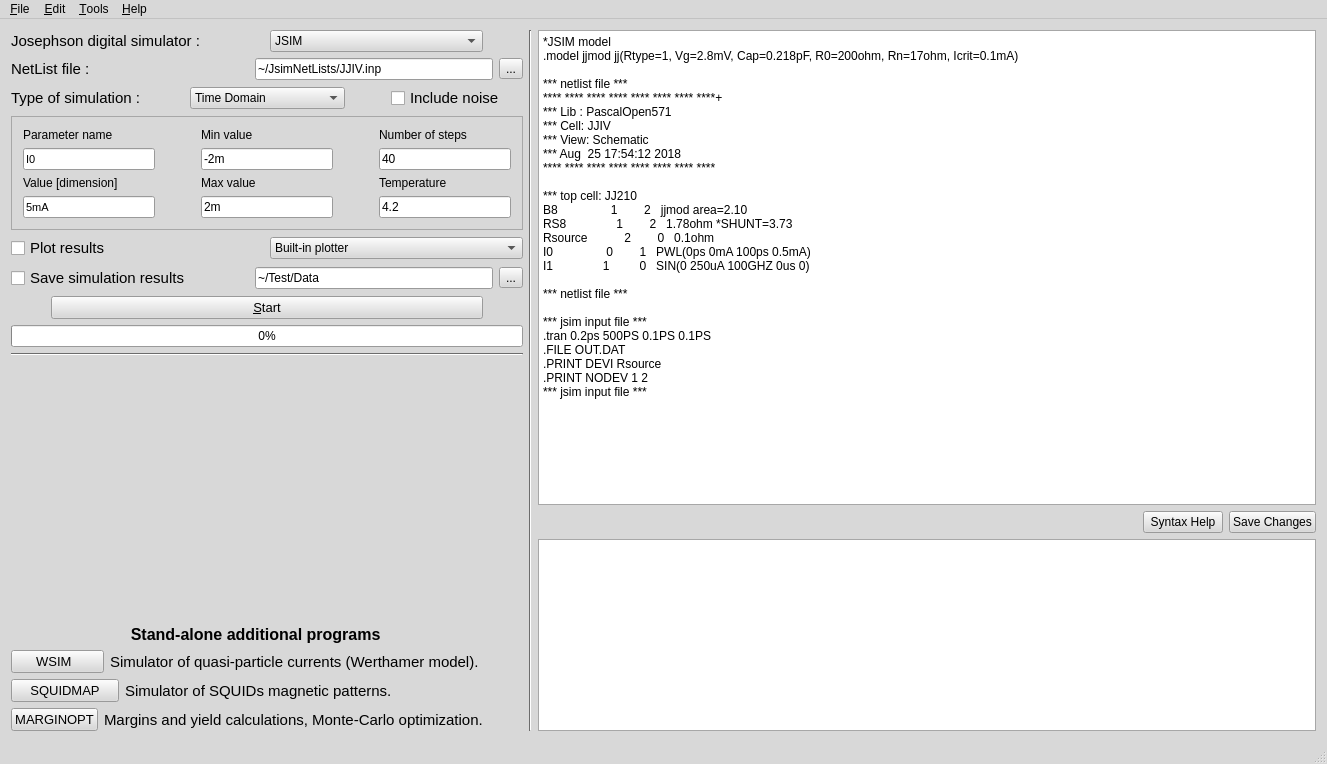
Qt form mainwindow.ui (SasanRazm/JOINUS) before a commit.
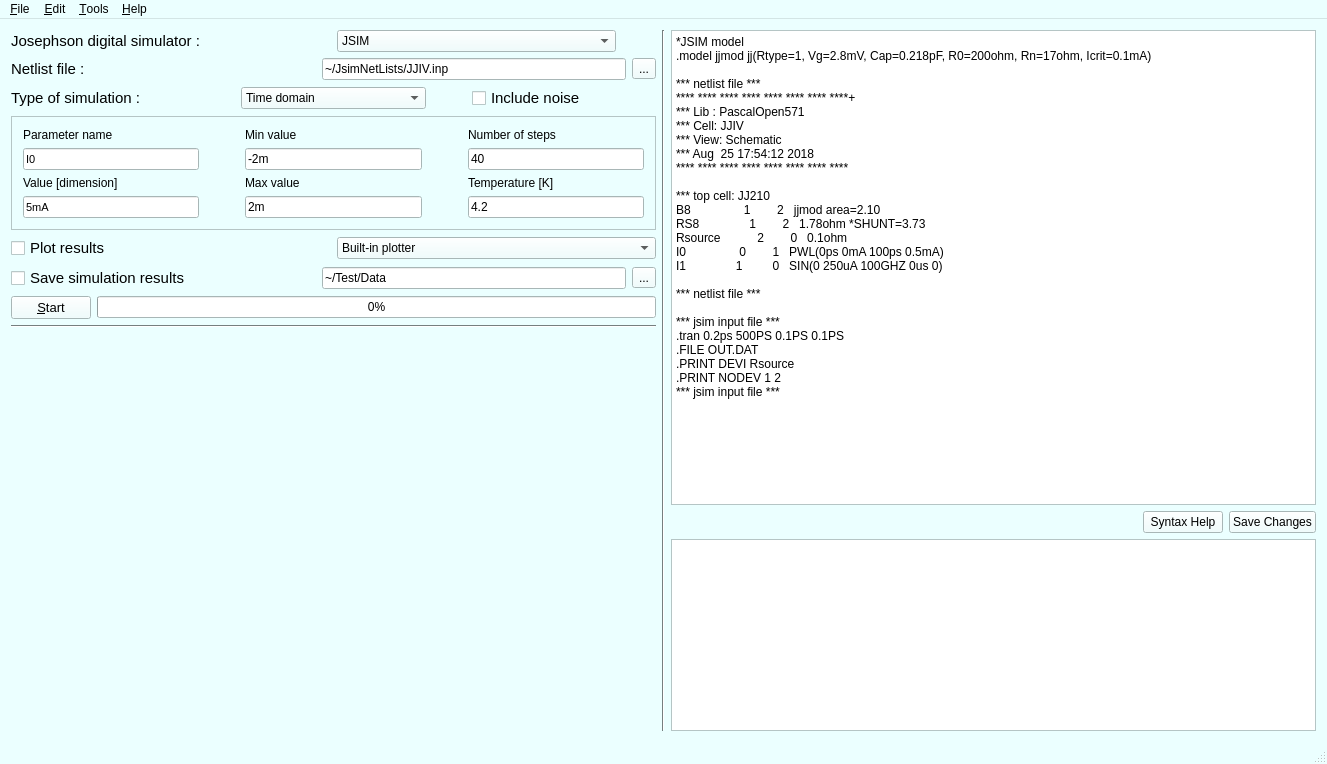
The same form after that commit.

What changed in the file:
```diff
--- a/mainwindow.ui
+++ b/mainwindow.ui
@@ -40,9 +40,9 @@
      <colorrole role="Button">
       <brush brushstyle="SolidPattern">
        <color alpha="255">
-        <red>216</red>
-        <green>216</green>
-        <blue>216</blue>
+        <red>235</red>
+        <green>255</green>
+        <blue>255</blue>
        </color>
       </brush>
      </colorrole>
@@ -58,27 +58,27 @@
      <colorrole role="Midlight">
       <brush brushstyle="SolidPattern">
        <color alpha="255">
-        <red>235</red>
-        <green>235</green>
-        <blue>235</blue>
+        <red>245</red>
+        <green>255</green>
+        <blue>255</blue>
        </color>
       </brush>
      </colorrole>
      <colorrole role="Dark">
       <brush brushstyle="SolidPattern">
        <color alpha="255">
-        <red>108</red>
-        <green>108</green>
-        <blue>108</blue>
+        <red>117</red>
+        <green>127</green>
+        <blue>127</blue>
        </color>
       </brush>
      </colorrole>
      <colorrole role="Mid">
       <brush brushstyle="SolidPattern">
        <color alpha="255">
-        <red>144</red>
-        <green>144</green>
-        <blue>144</blue>
+        <red>157</red>
+        <green>170</green>
+        <blue>170</blue>
        </color>
       </brush>
      </colorrole>
@@ -121,9 +121,9 @@
      <colorrole role="Window">
       <brush brushstyle="SolidPattern">
        <color alpha="255">
-        <red>216</red>
-        <green>216</green>
-        <blue>216</blue>
+        <red>235</red>
+        <green>255</green>
+        <blue>255</blue>
        </color>
       </brush>
      </colorrole>
@@ -139,9 +139,9 @@
      <colorrole role="AlternateBase">
       <brush brushstyle="SolidPattern">
        <color alpha="255">
-        <red>235</red>
-        <green>235</green>
-        <blue>235</blue>
+        <red>245</red>
+        <green>255</green>
+        <blue>255</blue>
        </color>
       </brush>
      </colorrole>
@@ -177,9 +177,9 @@
      <colorrole role="Button">
       <brush brushstyle="SolidPattern">
        <color alpha="255">
-        <red>216</red>
-        <green>216</green>
-        <blue>216</blue>
+        <red>235</red>
+        <green>255</green>
+        <blue>255</blue>
        </color>
       </brush>
      </colorrole>
@@ -195,27 +195,27 @@
      <colorrole role="Midlight">
       <brush brushstyle="SolidPattern">
        <color alpha="255">
-        <red>235</red>
-        <green>235</green>
-        <blue>235</blue>
+        <red>245</red>
+        <green>255</green>
+        <blue>255</blue>
        </color>
       </brush>
      </colorrole>
      <colorrole role="Dark">
       <brush brushstyle="SolidPattern">
        <color alpha="255">
-        <red>108</red>
-        <green>108</green>
-        <blue>108</blue>
+        <red>117</red>
+        <green>127</green>
+        <blue>127</blue>
        </color>
       </brush>
      </colorrole>
      <colorrole role="Mid">
       <brush brushstyle="SolidPattern">
        <color alpha="255">
-        <red>144</red>
-        <green>144</green>
-        <blue>144</blue>
+        <red>157</red>
+        <green>170</green>
+        <blue>170</blue>
        </color>
       </brush>
      </colorrole>
@@ -258,9 +258,9 @@
      <colorrole role="Window">
       <brush brushstyle="SolidPattern">
        <color alpha="255">
-        <red>216</red>
-        <green>216</green>
-        <blue>216</blue>
+        <red>235</red>
+        <green>255</green>
+        <blue>255</blue>
        </color>
       </brush>
      </colorrole>
@@ -276,9 +276,9 @@
      <colorrole role="AlternateBase">
       <brush brushstyle="SolidPattern">
        <color alpha="255">
-        <red>235</red>
-        <green>235</green>
-        <blue>235</blue>
+        <red>245</red>
+        <green>255</green>
+        <blue>255</blue>
        </color>
       </brush>
      </colorrole>
@@ -305,18 +305,18 @@
      <colorrole role="WindowText">
       <brush brushstyle="SolidPattern">
        <color alpha="255">
-        <red>108</red>
-        <green>108</green>
-        <blue>108</blue>
+        <red>117</red>
+        <green>127</green>
+        <blue>127</blue>
        </color>
       </brush>
      </colorrole>
      <colorrole role="Button">
       <brush brushstyle="SolidPattern">
        <color alpha="255">
-        <red>216</red>
-        <green>216</green>
-        <blue>216</blue>
+        <red>235</red>
+        <green>255</green>
+        <blue>255</blue>
        </color>
       </brush>
      </colorrole>
@@ -332,36 +332,36 @@
      <colorrole role="Midlight">
       <brush brushstyle="SolidPattern">
        <color alpha="255">
-        <red>235</red>
-        <green>235</green>
-        <blue>235</blue>
+        <red>245</red>
+        <green>255</green>
+        <blue>255</blue>
        </color>
       </brush>
      </colorrole>
      <colorrole role="Dark">
       <brush brushstyle="SolidPattern">
        <color alpha="255">
-        <red>108</red>
-        <green>108</green>
-        <blue>108</blue>
+        <red>117</red>
+        <green>127</green>
+        <blue>127</blue>
        </color>
       </brush>
      </colorrole>
      <colorrole role="Mid">
       <brush brushstyle="SolidPattern">
        <color alpha="255">
-        <red>144</red>
-        <green>144</green>
-        <blue>144</blue>
+        <red>157</red>
+        <green>170</green>
+        <blue>170</blue>
        </color>
       </brush>
      </colorrole>
      <colorrole role="Text">
       <brush brushstyle="SolidPattern">
        <color alpha="255">
-        <red>108</red>
-        <green>108</green>
-        <blue>108</blue>
+        <red>117</red>
+        <green>127</green>
+        <blue>127</blue>
        </color>
       </brush>
      </colorrole>
@@ -377,27 +377,27 @@
      <colorrole role="ButtonText">
       <brush brushstyle="SolidPattern">
        <color alpha="255">
-        <red>108</red>
-        <green>108</green>
-        <blue>108</blue>
+        <red>117</red>
+        <green>127</green>
+        <blue>127</blue>
        </color>
       </brush>
      </colorrole>
      <colorrole role="Base">
       <brush brushstyle="SolidPattern">
        <color alpha="255">
-        <red>216</red>
-        <green>216</green>
-        <blue>216</blue>
+        <red>235</red>
+        <green>255</green>
+        <blue>255</blue>
        </color>
       </brush>
      </colorrole>
      <colorrole role="Window">
       <brush brushstyle="SolidPattern">
        <color alpha="255">
-        <red>216</red>
-        <green>216</green>
-        <blue>216</blue>
+        <red>235</red>
+        <green>255</green>
+        <blue>255</blue>
        </color>
       </brush>
      </colorrole>
@@ -413,9 +413,9 @@
      <colorrole role="AlternateBase">
       <brush brushstyle="SolidPattern">
        <color alpha="255">
-        <red>216</red>
-        <green>216</green>
-        <blue>216</blue>
+        <red>235</red>
+        <green>255</green>
+        <blue>255</blue>
        </color>
       </brush>
      </colorrole>
@@ -545,7 +545,7 @@
                </font>
               </property>
               <property name="text">
-               <string>NetList file :</string>
+               <string>Netlist file :</string>
               </property>
              </widget>
             </item>
@@ -622,7 +622,7 @@
               </property>
               <item>
                <property name="text">
-                <string>Time Domain</string>
+                <string>Time domain</string>
                </property>
               </item>
               <item>
@@ -921,7 +921,7 @@
                     </font>
                    </property>
                    <property name="text">
-                    <string>Temperature</string>
+                    <string>Temperature [K]</string>
                    </property>
                   </widget>
                  </item>
@@ -1040,24 +1040,14 @@
           </item>
           <item>
            <layout class="QHBoxLayout" name="horizontalLayout_12">
-            <item>
-             <spacer name="horizontalSpacer_13">
-              <property name="orientation">
-               <enum>Qt::Horizontal</enum>
-              </property>
-              <property name="sizeType">
-               <enum>QSizePolicy::Minimum</enum>
-              </property>
-              <property name="sizeHint" stdset="0">
-               <size>
-                <width>40</width>
-                <height>20</height>
-               </size>
-              </property>
-             </spacer>
-            </item>
             <item>
              <widget class="QPushButton" name="StartPushButton">
+              <property name="sizePolicy">
+               <sizepolicy hsizetype="Minimum" vsizetype="Fixed">
+                <horstretch>0</horstretch>
+                <verstretch>0</verstretch>
+               </sizepolicy>
+              </property>
               <property name="font">
                <font>
                 <pointsize>10</pointsize>
@@ -1072,42 +1062,26 @@
              </widget>
             </item>
             <item>
-             <spacer name="horizontalSpacer_14">
-              <property name="orientation">
-               <enum>Qt::Horizontal</enum>
+             <widget class="QProgressBar" name="ProgressBar">
+              <property name="sizePolicy">
+               <sizepolicy hsizetype="Expanding" vsizetype="Fixed">
+                <horstretch>0</horstretch>
+                <verstretch>0</verstretch>
+               </sizepolicy>
               </property>
-              <property name="sizeType">
-               <enum>QSizePolicy::Minimum</enum>
+              <property name="toolTip">
+               <string>Shows the progress of the simulation</string>
               </property>
-              <property name="sizeHint" stdset="0">
-               <size>
-                <width>40</width>
-                <height>20</height>
-               </size>
+              <property name="statusTip">
+               <string>Progress of Your Simulation, Be Patient!</string>
               </property>
-             </spacer>
+              <property name="value">
+               <number>0</number>
+              </property>
+             </widget>
             </item>
            </layout>
           </item>
-          <item>
-           <widget class="QProgressBar" name="ProgressBar">
-            <property name="sizePolicy">
-             <sizepolicy hsizetype="Preferred" vsizetype="Fixed">
-              <horstretch>0</horstretch>
-              <verstretch>0</verstretch>
-             </sizepolicy>
-            </property>
-            <property name="toolTip">
-             <string>Shows the progress of the simulation</string>
-            </property>
-            <property name="statusTip">
-             <string>Progress of Your Simulation, Be Patient!</string>
-            </property>
-            <property name="value">
-             <number>0</number>
-            </property>
-           </widget>
-          </item>
          </layout>
         </item>
         <item>
@@ -1130,200 +1104,6 @@
           </property>
          </spacer>
         </item>
-        <item>
-         <widget class="QLabel" name="label_13">
-          <property name="font">
-           <font>
-            <pointsize>12</pointsize>
-            <weight>75</weight>
-            <bold>true</bold>
-           </font>
-          </property>
-          <property name="text">
-           <string>                           Stand-alone additional programs</string>
-          </property>
-         </widget>
-        </item>
-        <item>
-         <layout class="QVBoxLayout" name="verticalLayout_8">
-          <item>
-           <layout class="QVBoxLayout" name="verticalLayout_5">
-            <item>
-             <layout class="QHBoxLayout" name="horizontalLayout_10">
-              <item>
-               <widget class="QPushButton" name="WSIMPushBottun">
-                <property name="font">
-                 <font>
-                  <pointsize>10</pointsize>
-                 </font>
-                </property>
-                <property name="toolTip">
-                 <string>Werthamer model simulator program.</string>
-                </property>
-                <property name="text">
-                 <string>    WSIM      </string>
-                </property>
-               </widget>
-              </item>
-              <item>
-               <widget class="QLabel" name="label_4">
-                <property name="sizePolicy">
-                 <sizepolicy hsizetype="Minimum" vsizetype="Minimum">
-                  <horstretch>0</horstretch>
-                  <verstretch>0</verstretch>
-                 </sizepolicy>
-                </property>
-                <property name="font">
-                 <font>
-                  <pointsize>11</pointsize>
-                 </font>
-                </property>
-                <property name="text">
-                 <string>Simulator of quasi-particle currents (Werthamer model). </string>
-                </property>
-               </widget>
-              </item>
-              <item>
-               <spacer name="horizontalSpacer_8">
-                <property name="orientation">
-                 <enum>Qt::Horizontal</enum>
-                </property>
-                <property name="sizeType">
-                 <enum>QSizePolicy::Preferred</enum>
-                </property>
-                <property name="sizeHint" stdset="0">
-                 <size>
-                  <width>40</width>
-                  <height>20</height>
-                 </size>
-                </property>
-               </spacer>
-              </item>
-             </layout>
-            </item>
-            <item>
-             <layout class="QHBoxLayout" name="horizontalLayout_9">
-              <item>
-               <widget class="QPushButton" name="SQUIDPushBottun">
-                <property name="sizePolicy">
-                 <sizepolicy hsizetype="Minimum" vsizetype="Fixed">
-                  <horstretch>0</horstretch>
-                  <verstretch>0</verstretch>
-                 </sizepolicy>
-                </property>
-                <property name="font">
-                 <font>
-                  <pointsize>10</pointsize>
-                 </font>
-                </property>
-                <property name="toolTip">
-                 <string>Magnetic patterns of the SQUID simulator.</string>
-                </property>
-                <property name="text">
-                 <string>SQUIDMAP</string>
-                </property>
-               </widget>
-              </item>
-              <item>
-               <widget class="QLabel" name="label_5">
-                <property name="sizePolicy">
-                 <sizepolicy hsizetype="Minimum" vsizetype="Minimum">
-                  <horstretch>0</horstretch>
-                  <verstretch>0</verstretch>
-                 </sizepolicy>
-                </property>
-                <property name="font">
-                 <font>
-                  <pointsize>11</pointsize>
-                 </font>
-                </property>
-                <property name="text">
-                 <string>Simulator of SQUIDs magnetic patterns.                      </string>
-                </property>
-               </widget>
-              </item>
-              <item>
-               <spacer name="horizontalSpacer_10">
-                <property name="orientation">
-                 <enum>Qt::Horizontal</enum>
-                </property>
-                <property name="sizeType">
-                 <enum>QSizePolicy::Preferred</enum>
-                </property>
-                <property name="sizeHint" stdset="0">
-                 <size>
-                  <width>40</width>
-                  <height>20</height>
-                 </size>
-                </property>
-               </spacer>
-              </item>
-             </layout>
-            </item>
-           </layout>
-          </item>
-          <item>
-           <layout class="QVBoxLayout" name="verticalLayout_6">
-            <item>
-             <layout class="QHBoxLayout" name="horizontalLayout_11">
-              <item>
-               <widget class="QPushButton" name="AmbPushBottun">
-                <property name="font">
-                 <font>
-                  <pointsize>10</pointsize>
-                 </font>
-                </property>
-                <property name="toolTip">
-                 <string>Monte Carlo optimizer and bias margin calculations.</string>
-                </property>
-                <property name="statusTip">
-                 <string>Monte Carlo Optimization of the given netlist, with same syntax as Auto5.</string>
-                </property>
-                <property name="text">
-                 <string>MARGINOPT</string>
-                </property>
-               </widget>
-              </item>
-              <item>
-               <widget class="QLabel" name="label_6">
-                <property name="sizePolicy">
-                 <sizepolicy hsizetype="Minimum" vsizetype="Minimum">
-                  <horstretch>0</horstretch>
-                  <verstretch>0</verstretch>
-                 </sizepolicy>
-                </property>
-                <property name="font">
-                 <font>
-                  <pointsize>11</pointsize>
-                 </font>
-                </property>
-                <property name="text">
-                 <string>Margins and yield calculations, Monte-Carlo optimization.</string>
-                </property>
-               </widget>
-              </item>
-              <item>
-               <spacer name="horizontalSpacer_12">
-                <property name="orientation">
-                 <enum>Qt::Horizontal</enum>
-                </property>
-                <property name="sizeType">
-                 <enum>QSizePolicy::Preferred</enum>
-                </property>
-                <property name="sizeHint" stdset="0">
-                 <size>
-                  <width>40</width>
-                  <height>20</height>
-                 </size>
-                </property>
-               </spacer>
-              </item>
-             </layout>
-            </item>
-           </layout>
-          </item>
-         </layout>
-        </item>
        </layout>
       </item>
       <item>
@@ -1450,7 +1230,7 @@
      <x>0</x>
      <y>0</y>
      <width>1327</width>
-     <height>25</height>
+     <height>26</height>
     </rect>
    </property>
    <widget class="QMenu" name="FileMenu">
```
Left out of the diff: 93 changed lines with no effect on the pictures.
